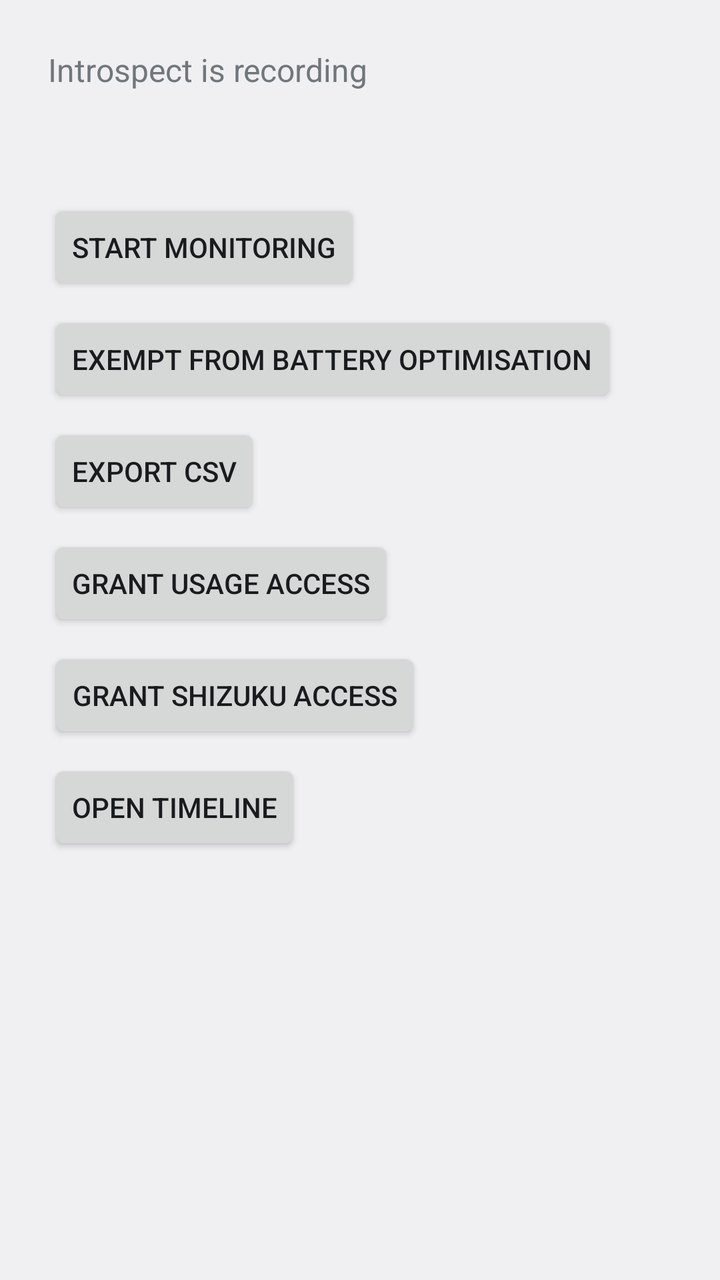
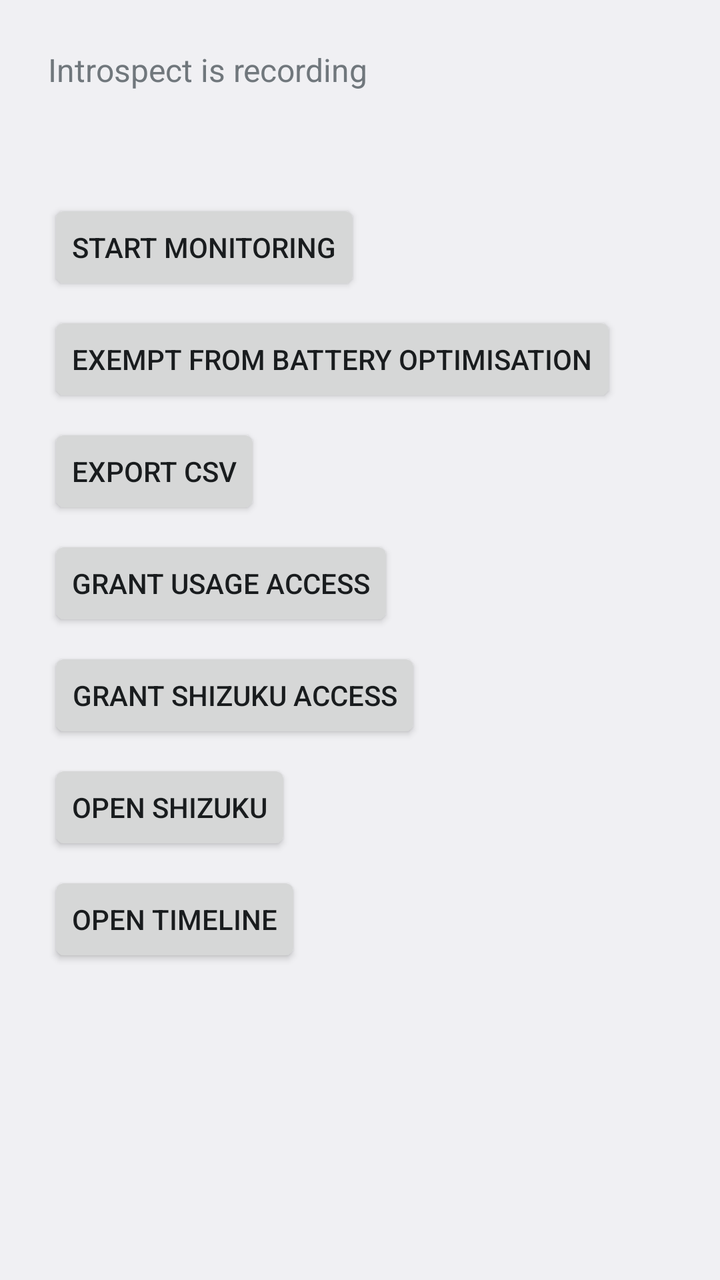

Before-and-after screenshots of an Android layout around one commit, followed by the original layout XML and the change that was made.
<!-- AndroidManifest.xml: application theme android:Theme.DeviceDefault.DayNight -->
<!-- res/layout/activity_main.xml -->
<?xml version="1.0" encoding="utf-8"?>
<LinearLayout xmlns:android="http://schemas.android.com/apk/res/android"
    android:id="@+id/rootLayout"
    android:layout_width="match_parent"
    android:layout_height="match_parent"
    android:orientation="vertical"
    android:padding="24dp">

    
    <TextView
        android:id="@+id/serviceStatusText"
        android:layout_width="match_parent"
        android:layout_height="wrap_content"
        android:textSize="16sp"
        android:minLines="3"
        android:text="@string/notification_title" />

    <Button
        android:id="@+id/toggleServiceButton"
        android:layout_width="wrap_content"
        android:layout_height="wrap_content"
        android:layout_marginTop="16dp"
        android:text="@string/start_service" />

    <Button
        android:id="@+id/batteryExemptionButton"
        android:layout_width="wrap_content"
        android:layout_height="wrap_content"
        android:layout_marginTop="8dp"
        android:text="@string/request_battery_exemption" />

    <Button
        android:id="@+id/exportButton"
        android:layout_width="wrap_content"
        android:layout_height="wrap_content"
        android:layout_marginTop="8dp"
        android:text="@string/export_csv" />

    <Button
        android:id="@+id/usageAccessButton"
        android:layout_width="wrap_content"
        android:layout_height="wrap_content"
        android:layout_marginTop="8dp"
        android:text="@string/grant_usage_access" />

    <Button
        android:id="@+id/shizukuAccessButton"
        android:layout_width="wrap_content"
        android:layout_height="wrap_content"
        android:layout_marginTop="8dp"
        android:text="@string/grant_shizuku_access" />

    <Button
        android:id="@+id/openTimelineButton"
        android:layout_width="wrap_content"
        android:layout_height="wrap_content"
        android:layout_marginTop="8dp"
        android:text="@string/open_timeline" />

    <TextView
        android:id="@+id/tierStatusText"
        android:layout_width="match_parent"
        android:layout_height="wrap_content"
        android:layout_marginTop="24dp"
        android:fontFamily="monospace"
        android:textSize="13sp" />

</LinearLayout>
<!-- resources referenced by this layout -->
<resources>
  <string name="export_csv">Export CSV</string>
  <string name="grant_shizuku_access">Grant Shizuku access</string>
  <string name="grant_usage_access">Grant usage access</string>
  <string name="notification_title">Introspect is recording</string>
  <string name="open_timeline">Open timeline</string>
  <string name="request_battery_exemption">Exempt from battery optimisation</string>
  <string name="start_service">Start monitoring</string>
</resources>

<!-- the commit's change to res/layout/activity_main.xml (unified diff, before → after) -->
@@ -51,6 +51,13 @@
         android:text="@string/grant_shizuku_access" />
 
     <Button
+        android:id="@+id/openShizukuButton"
+        android:layout_width="wrap_content"
+        android:layout_height="wrap_content"
+        android:layout_marginTop="8dp"
+        android:text="@string/open_shizuku" />
+
+    <Button
         android:id="@+id/openTimelineButton"
         android:layout_width="wrap_content"
         android:layout_height="wrap_content"
<!-- resource entries referenced after the edit -->
@@ -4,6 +4,7 @@
   <string name="grant_shizuku_access">Grant Shizuku access</string>
   <string name="grant_usage_access">Grant usage access</string>
   <string name="notification_title">Introspect is recording</string>
+  <string name="open_shizuku">Open Shizuku</string>
   <string name="open_timeline">Open timeline</string>
   <string name="request_battery_exemption">Exempt from battery optimisation</string>
   <string name="start_service">Start monitoring</string>
